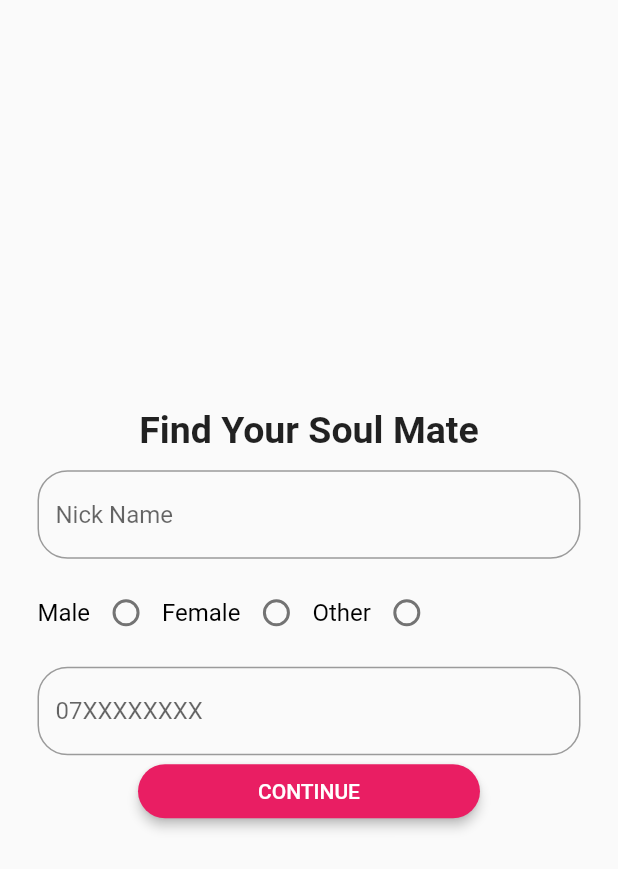
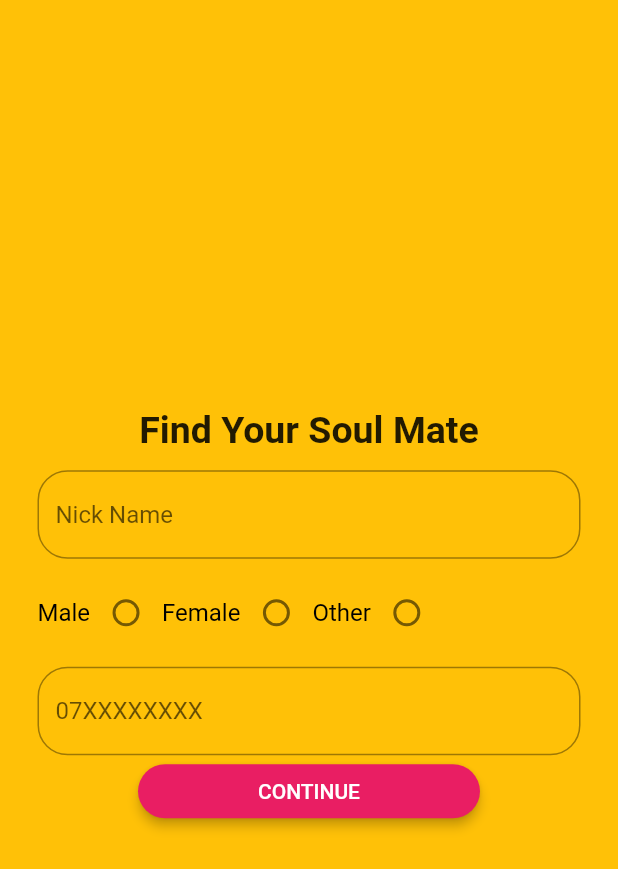
Before and after one commit to kanishka-dot/chat_app, a Flutter app: the Register screen opened directly, on a phone screen of 412 x 824 dp. Shown: the top 869 px of the screen. Run offline on Flutter 3.47's test engine with Material 2 defaults, Android fonts, the phone set to English and light mode, and no system bars; our stand-ins replace cached_network_image, cloud_firestore, firebase_auth, firebase_core, firebase_storage, flutter_easyloading and 5 more; accounts and stored records are empty.

```diff
--- a/lib/screens/register_page.dart
+++ b/lib/screens/register_page.dart
@@ -19,6 +19,7 @@ class _Register extends State<Register> {
   @override
   Widget build(BuildContext context) {
     return Scaffold(
+      backgroundColor: Colors.amber,
       body: SafeArea(
         child: Padding(
           padding: EdgeInsets.symmetric(horizontal: 25),
--- a/pubspec.yaml
+++ b/pubspec.yaml
@@ -39,6 +39,7 @@ dependencies:
   introduction_screen: ^2.1.0
   flutter_secure_storage: 3.2.0
   flutter_easyloading: ^3.0.3
+  date_field: ^2.1.2
 
 dev_dependencies:
   flutter_test:
```
Also changed, not shown: pubspec.lock.
